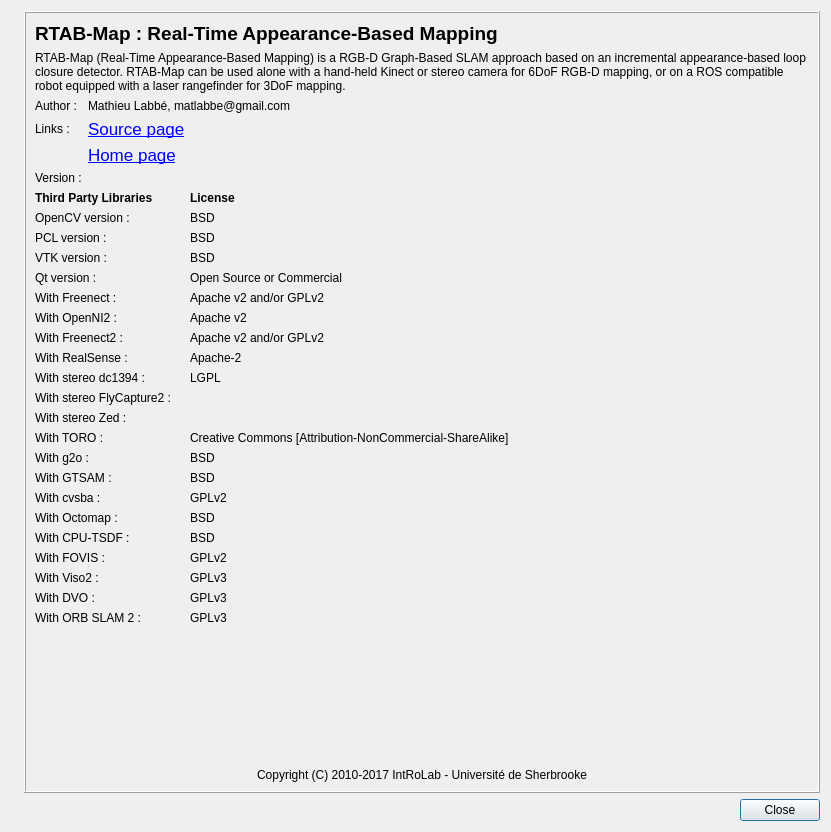
Qt form guilib/src/ui/aboutDialog.ui (introlab/rtabmap) before a commit.
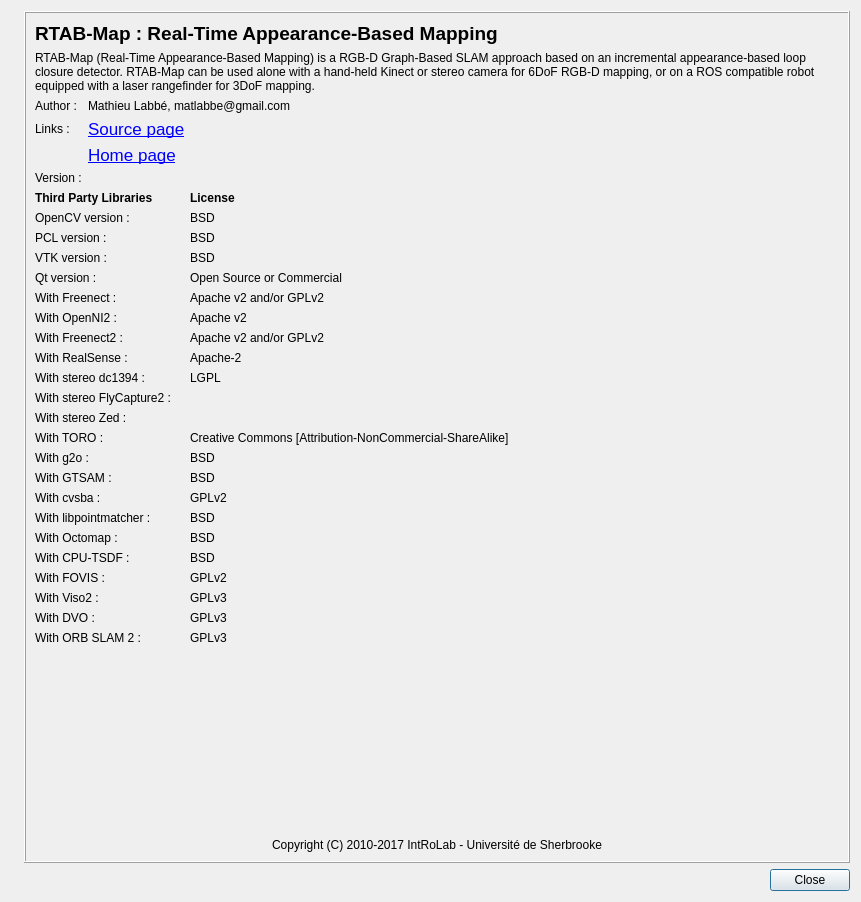
The same form after that commit. Icons and pictures are not drawn.

Commit message: libpointmatcher integration

```diff
--- a/guilib/src/ui/aboutDialog.ui
+++ b/guilib/src/ui/aboutDialog.ui
@@ -6,8 +6,8 @@
    <rect>
     <x>0</x>
     <y>0</y>
-    <width>831</width>
-    <height>832</height>
+    <width>861</width>
+    <height>902</height>
    </rect>
   </property>
   <property name="sizePolicy">
@@ -161,6 +161,19 @@
         </item>
         <item>
          <layout class="QGridLayout" name="gridLayout_2" columnstretch="0,0,1">
+          <item row="17" column="1">
+           <widget class="QLabel" name="label_octomap">
+            <property name="text">
+             <string/>
+            </property>
+            <property name="alignment">
+             <set>Qt::AlignLeading|Qt::AlignLeft|Qt::AlignVCenter</set>
+            </property>
+            <property name="wordWrap">
+             <bool>true</bool>
+            </property>
+           </widget>
+          </item>
           <item row="2" column="2">
            <widget class="QLabel" name="label_pcl_license">
             <property name="text">
@@ -230,20 +243,27 @@
             </property>
            </widget>
           </item>
-          <item row="16" column="1">
-           <widget class="QLabel" name="label_octomap">
+          <item row="4" column="0">
+           <widget class="QLabel" name="label_79">
             <property name="text">
-             <string/>
+             <string>Qt version :</string>
             </property>
-            <property name="alignment">
-             <set>Qt::AlignLeading|Qt::AlignLeft|Qt::AlignVCenter</set>
+            <property name="wordWrap">
+             <bool>true</bool>
             </property>
+           </widget>
+          </item>
+          <item row="1" column="0">
+           <widget class="QLabel" name="label_7">
+            <property name="text">
+             <string>OpenCV version :</string>
+            </property>
             <property name="wordWrap">
              <bool>true</bool>
             </property>
            </widget>
           </item>
-          <item row="17" column="0">
+          <item row="18" column="0">
            <widget class="QLabel" name="label_24">
             <property name="text">
              <string>With CPU-TSDF :</string>
@@ -253,7 +273,7 @@
             </property>
            </widget>
           </item>
-          <item row="17" column="1">
+          <item row="18" column="1">
            <widget class="QLabel" name="label_cputsdf">
             <property name="text">
              <string/>
@@ -266,7 +286,7 @@
             </property>
            </widget>
           </item>
-          <item row="18" column="0">
+          <item row="19" column="0">
            <widget class="QLabel" name="label_25">
             <property name="text">
              <string>With FOVIS :</string>
@@ -286,7 +306,7 @@
             </property>
            </widget>
           </item>
-          <item row="16" column="0">
+          <item row="17" column="0">
            <widget class="QLabel" name="label_20">
             <property name="text">
              <string>With Octomap :</string>
@@ -296,7 +316,7 @@
             </property>
            </widget>
           </item>
-          <item row="20" column="1">
+          <item row="21" column="1">
            <widget class="QLabel" name="label_dvo">
             <property name="text">
              <string/>
@@ -309,7 +329,7 @@
             </property>
            </widget>
           </item>
-          <item row="21" column="0">
+          <item row="22" column="0">
            <widget class="QLabel" name="label_28">
             <property name="text">
              <string>With ORB SLAM 2 :</string>
@@ -319,7 +339,7 @@
             </property>
            </widget>
           </item>
-          <item row="21" column="1">
+          <item row="22" column="1">
            <widget class="QLabel" name="label_orbslam2">
             <property name="text">
              <string/>
@@ -365,7 +385,7 @@
             </property>
            </widget>
           </item>
-          <item row="18" column="1">
+          <item row="19" column="1">
            <widget class="QLabel" name="label_fovis">
             <property name="text">
              <string/>
@@ -378,7 +398,7 @@
             </property>
            </widget>
           </item>
-          <item row="19" column="0">
+          <item row="20" column="0">
            <widget class="QLabel" name="label_26">
             <property name="text">
              <string>With Viso2 :</string>
@@ -457,16 +477,6 @@
             </property>
            </widget>
           </item>
-          <item row="1" column="0">
-           <widget class="QLabel" name="label_7">
-            <property name="text">
-             <string>OpenCV version :</string>
-            </property>
-            <property name="wordWrap">
-             <bool>true</bool>
-            </property>
-           </widget>
-          </item>
           <item row="5" column="0">
            <widget class="QLabel" name="label_12">
             <property name="text">
@@ -658,18 +668,8 @@
             </property>
            </widget>
           </item>
-          <item row="16" column="2">
-           <widget class="QLabel" name="label_octomap_license">
-            <property name="text">
-             <string>BSD</string>
-            </property>
-            <property name="wordWrap">
-             <bool>true</bool>
-            </property>
-           </widget>
-          </item>
           <item row="17" column="2">
-           <widget class="QLabel" name="label_cputsdf_license">
+           <widget class="QLabel" name="label_octomap_license">
             <property name="text">
              <string>BSD</string>
             </property>
@@ -679,9 +679,9 @@
            </widget>
           </item>
           <item row="18" column="2">
-           <widget class="QLabel" name="label_fovis_license">
+           <widget class="QLabel" name="label_cputsdf_license">
             <property name="text">
-             <string>GPLv2</string>
+             <string>BSD</string>
             </property>
             <property name="wordWrap">
              <bool>true</bool>
@@ -689,9 +689,9 @@
            </widget>
           </item>
           <item row="19" column="2">
-           <widget class="QLabel" name="label_viso2_license">
+           <widget class="QLabel" name="label_fovis_license">
             <property name="text">
-             <string>GPLv3</string>
+             <string>GPLv2</string>
             </property>
             <property name="wordWrap">
              <bool>true</bool>
@@ -699,6 +699,16 @@
            </widget>
           </item>
           <item row="20" column="2">
+           <widget class="QLabel" name="label_viso2_license">
+            <property name="text">
+             <string>GPLv3</string>
+            </property>
+            <property name="wordWrap">
+             <bool>true</bool>
+            </property>
+           </widget>
+          </item>
+          <item row="21" column="2">
            <widget class="QLabel" name="label_dvo_license">
             <property name="text">
              <string>GPLv3</string>
@@ -761,7 +771,7 @@
             </property>
            </widget>
           </item>
-          <item row="19" column="1">
+          <item row="20" column="1">
            <widget class="QLabel" name="label_viso2">
             <property name="text">
              <string/>
@@ -774,7 +784,7 @@
             </property>
            </widget>
           </item>
-          <item row="20" column="0">
+          <item row="21" column="0">
            <widget class="QLabel" name="label_27">
             <property name="text">
              <string>With DVO :</string>
@@ -784,16 +794,6 @@
             </property>
            </widget>
           </item>
-          <item row="4" column="0">
-           <widget class="QLabel" name="label_79">
-            <property name="text">
-             <string>Qt version :</string>
-            </property>
-            <property name="wordWrap">
-             <bool>true</bool>
-            </property>
-           </widget>
-          </item>
           <item row="4" column="2">
            <widget class="QLabel" name="label_qt_license">
             <property name="text">
@@ -847,7 +847,7 @@
             </property>
            </widget>
           </item>
-          <item row="21" column="2">
+          <item row="22" column="2">
            <widget class="QLabel" name="label_orbslam2_license">
             <property name="text">
              <string>GPLv3</string>
@@ -857,6 +857,39 @@
             </property>
            </widget>
           </item>
+          <item row="16" column="2">
+           <widget class="QLabel" name="label_libpointmatcher_license">
+            <property name="text">
+             <string>BSD</string>
+            </property>
+            <property name="wordWrap">
+             <bool>true</bool>
+            </property>
+           </widget>
+          </item>
+          <item row="16" column="0">
+           <widget class="QLabel" name="label_29">
+            <property name="text">
+             <string>With libpointmatcher :</string>
+            </property>
+            <property name="wordWrap">
+             <bool>true</bool>
+            </property>
+           </widget>
+          </item>
+          <item row="16" column="1">
+           <widget class="QLabel" name="label_libpointmatcher">
+            <property name="text">
+             <string/>
+            </property>
+            <property name="alignment">
+             <set>Qt::AlignLeading|Qt::AlignLeft|Qt::AlignVCenter</set>
+            </property>
+            <property name="wordWrap">
+             <bool>true</bool>
+            </property>
+           </widget>
+          </item>
          </layout>
         </item>
         <item>
```
The commit also changes 10 other files.
